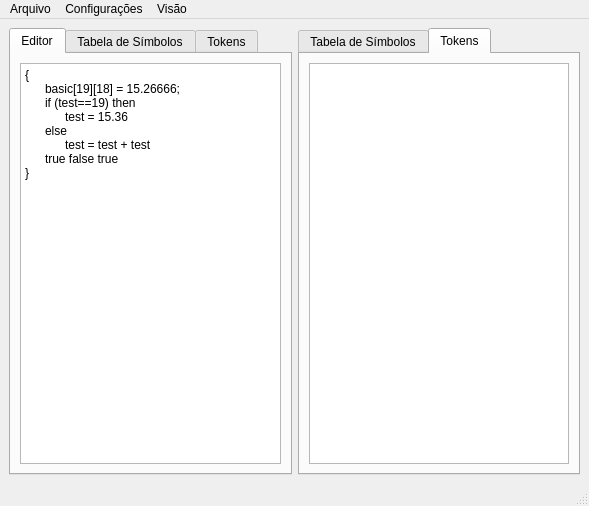
Dsbaule/AnaliseLexicaESintatica, file mainWindow.ui: the form before one commit.
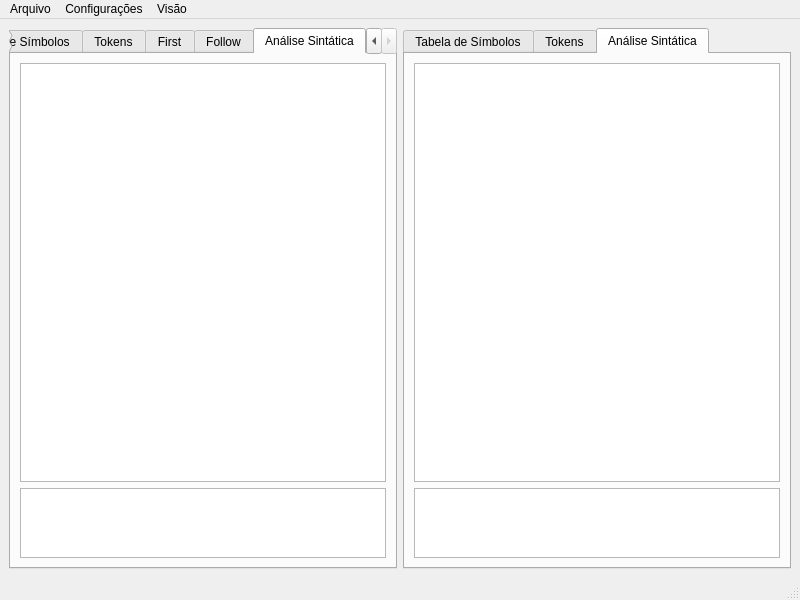
The form after the commit. The open tabs and pages were chosen to show the change.

Commit message: UI update and getFirst/getFollow

Diff of the .ui file:
```diff
--- a/mainWindow.ui
+++ b/mainWindow.ui
@@ -6,8 +6,8 @@
    <rect>
     <x>0</x>
     <y>0</y>
-    <width>589</width>
-    <height>506</height>
+    <width>800</width>
+    <height>600</height>
    </rect>
   </property>
   <property name="windowTitle">
@@ -74,12 +74,52 @@
         </item>
        </layout>
       </widget>
+      <widget class="QWidget" name="tab_4">
+       <attribute name="title">
+        <string>First</string>
+       </attribute>
+      </widget>
+      <widget class="QWidget" name="tab_5">
+       <attribute name="title">
+        <string>Follow</string>
+       </attribute>
+      </widget>
+      <widget class="QWidget" name="tab">
+       <attribute name="title">
+        <string>Análise Sintática</string>
+       </attribute>
+       <layout class="QVBoxLayout" name="verticalLayout">
+        <item>
+         <widget class="QTreeView" name="treeView">
+          <property name="sizePolicy">
+           <sizepolicy hsizetype="Expanding" vsizetype="Expanding">
+            <horstretch>0</horstretch>
+            <verstretch>6</verstretch>
+           </sizepolicy>
+          </property>
+         </widget>
+        </item>
+        <item>
+         <widget class="QTextEdit" name="textEdit">
+          <property name="sizePolicy">
+           <sizepolicy hsizetype="Expanding" vsizetype="Expanding">
+            <horstretch>0</horstretch>
+            <verstretch>1</verstretch>
+           </sizepolicy>
+          </property>
+         </widget>
+        </item>
+       </layout>
+      </widget>
      </widget>
     </item>
     <item>
      <widget class="QTabWidget" name="tabWidget2">
+      <property name="enabled">
+       <bool>true</bool>
+      </property>
       <property name="currentIndex">
-       <number>1</number>
+       <number>2</number>
       </property>
       <widget class="QWidget" name="tabTabelaDeSimbolos2">
        <attribute name="title">
@@ -114,6 +154,33 @@
         </item>
        </layout>
       </widget>
+      <widget class="QWidget" name="tab_2">
+       <attribute name="title">
+        <string>Análise Sintática</string>
+       </attribute>
+       <layout class="QVBoxLayout" name="verticalLayout_3">
+        <item>
+         <widget class="QTreeView" name="treeView_3">
+          <property name="sizePolicy">
+           <sizepolicy hsizetype="Expanding" vsizetype="Expanding">
+            <horstretch>0</horstretch>
+            <verstretch>6</verstretch>
+           </sizepolicy>
+          </property>
+         </widget>
+        </item>
+        <item>
+         <widget class="QTextEdit" name="textEdit_3">
+          <property name="sizePolicy">
+           <sizepolicy hsizetype="Expanding" vsizetype="Expanding">
+            <horstretch>0</horstretch>
+            <verstretch>1</verstretch>
+           </sizepolicy>
+          </property>
+         </widget>
+        </item>
+       </layout>
+      </widget>
      </widget>
     </item>
    </layout>
@@ -123,7 +190,7 @@
     <rect>
      <x>0</x>
      <y>0</y>
-     <width>589</width>
+     <width>800</width>
      <height>21</height>
     </rect>
    </property>
```
The commit also changes 1 other file.
